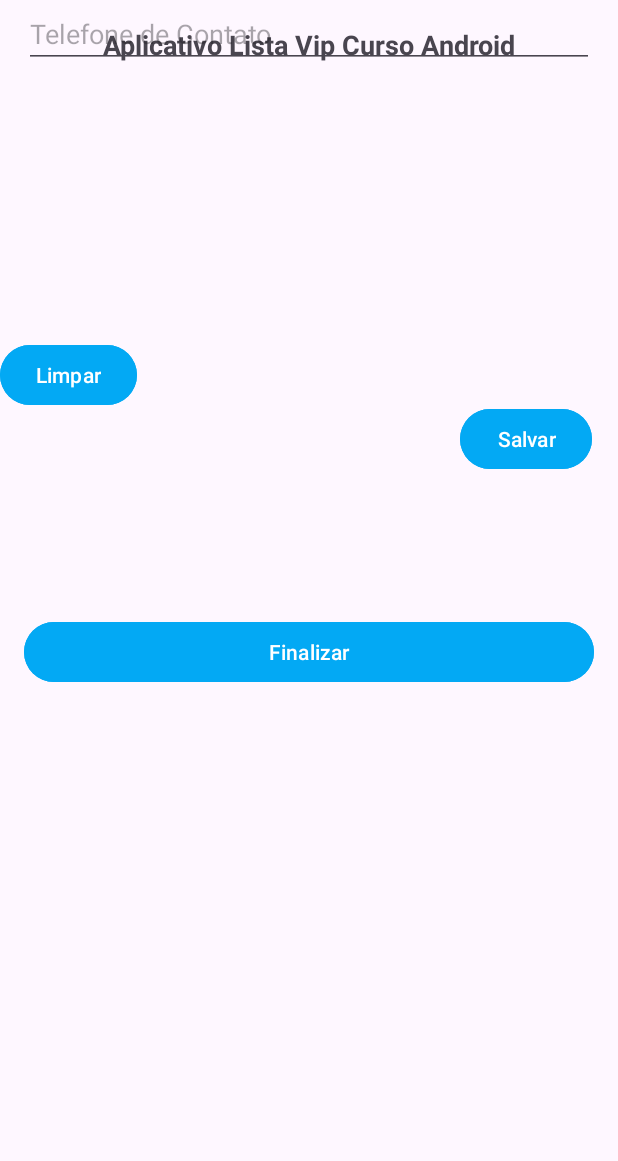
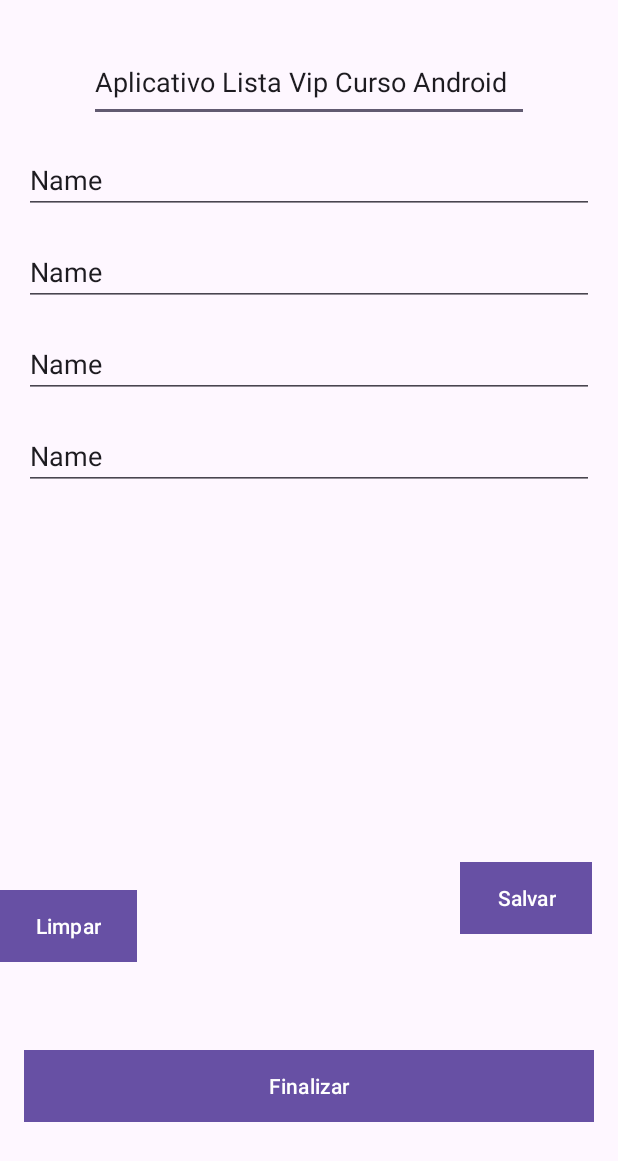
Before and after one commit to EDDIECARVALHO/Curso-Desenvolvimento-Android-, an Android app: the screen it shows after launch (MainActivity), on a phone screen of 412 x 824 dp. Shown: the top 1161 px of the screen. Run offline under Robolectric (Android 15) with nearby library versions, the phone set to English and light mode, and no system bars.

Commit message:
Criar o layout do aplicativo Customização

```diff
--- a/app/src/main/res/layout/activity_main.xml
+++ b/app/src/main/res/layout/activity_main.xml
@@ -4,117 +4,119 @@
     xmlns:tools="http://schemas.android.com/tools"
     android:layout_width="match_parent"
     android:layout_height="match_parent"
-    tools:context=".MainActivity">
+    tools:context=".MainActivity"
+    tools:layout_editor_absoluteX="10dp"
+    tools:layout_editor_absoluteY="97dp">
 
-    <TextView
-        android:id="@+id/txtTitulo"
-        android:layout_width="wrap_content"
-        android:layout_height="wrap_content"
-        android:text="@string/txt_titulo"
-        android:textSize="18sp"
-        android:textStyle="bold"
+
+
+
+    <EditText
+        android:id="@+id/editTextText5"
+        android:layout_width="293dp"
+        android:layout_height="53dp"
+        android:ems="10"
+        android:inputType="text"
+        android:text="Aplicativo Lista Vip Curso Android"
         app:layout_constraintBottom_toBottomOf="parent"
         app:layout_constraintEnd_toEndOf="parent"
         app:layout_constraintStart_toStartOf="parent"
         app:layout_constraintTop_toTopOf="parent"
-        app:layout_constraintVertical_bias="0.022" />
+        app:layout_constraintVertical_bias="0.036" />
 
     <EditText
-        android:id="@+id/editPrimeiroNome"
-        android:layout_width="match_parent"
-        android:layout_height="48dp"
-        android:layout_margin="16dp"
-        android:ems="10"
-        android:hint="@string/txt_hint_edit_primeiro_nome"
-        android:inputType="text"
-
-        app:layout_constraintBottom_toTopOf="@+id/editTextText2"
-        app:layout_constraintEnd_toEndOf="parent"
-        app:layout_constraintStart_toStartOf="parent"
-        app:layout_constraintTop_toBottomOf="@+id/txtTitulo"
-        app:layout_constraintVertical_bias="0.816"
-        app:layout_marginBaseline="200dp" />
-
-    <EditText
-        android:id="@+id/editTextText2"
+        android:id="@+id/editTextText6"
         android:layout_width="match_parent"
         android:layout_height="wrap_content"
         android:layout_margin="16dp"
-        android:layout_marginBottom="60dp"
+        android:layout_marginTop="120dp"
         android:ems="10"
-        android:hint="@string/txt_hint_edit_sobrenome"
+        android:hint="Primeiro Nome"
         android:inputType="text"
-
-        app:layout_constraintBottom_toTopOf="@+id/editPrimeiroNome"
+        android:text="Name"
         app:layout_constraintEnd_toEndOf="parent"
+        app:layout_constraintHorizontal_bias="0.812"
         app:layout_constraintStart_toStartOf="parent"
-        app:layout_marginBaseline="200dp" />
+        app:layout_constraintTop_toBottomOf="@+id/editTextText5" />
 
     <EditText
-        android:id="@+id/editSobreNome"
-        android:layout_width="match_parent"
-        android:layout_height="48dp"
-        android:layout_margin="16dp"
-        android:ems="10"
-        android:hint="@string/txt_hint_edit_nome_do_curso_desejado"
-        android:inputType="text"
-
-        app:layout_constraintBottom_toTopOf="@+id/editTextText2"
-        app:layout_constraintEnd_toEndOf="parent"
-        app:layout_constraintStart_toStartOf="parent"
-        app:layout_marginBaseline="200dp" />
-
-    <EditText
-        android:id="@+id/editTextText4"
+        android:id="@+id/editTextText7"
         android:layout_width="match_parent"
         android:layout_height="wrap_content"
         android:layout_margin="16dp"
         android:ems="10"
-        android:hint="@string/txt_hint_edit_telefone_de_contato"
+        android:hint="Sobrenome"
         android:inputType="text"
-
+        android:text="Name"
         app:layout_constraintEnd_toEndOf="parent"
         app:layout_constraintStart_toStartOf="parent"
-        app:layout_marginBaseline="200dp"
-        tools:layout_editor_absoluteY="327dp"
-        tools:ignore="MissingConstraints" />
+        app:layout_constraintTop_toBottomOf="@+id/editTextText6" />
+
+    <EditText
+        android:id="@+id/editTextText8"
+        android:layout_width="match_parent"
+        android:layout_height="wrap_content"
+        android:layout_margin="16dp"
+        android:ems="10"
+        android:hint="Nome do Curso Desejado"
+        android:inputType="text"
+        android:text="Name"
+        app:layout_constraintEnd_toEndOf="parent"
+        app:layout_constraintStart_toStartOf="parent"
+        app:layout_constraintTop_toBottomOf="@+id/editTextText7" />
+
+    <EditText
+        android:id="@+id/editTextText9"
+        android:layout_width="match_parent"
+        android:layout_height="wrap_content"
+        android:layout_margin="16dp"
+        android:layout_marginTop="80dp"
+        android:ems="10"
+        android:hint="Telefone de Contato"
+        android:inputType="text"
+        android:text="Name"
+        app:layout_constraintEnd_toEndOf="parent"
+        app:layout_constraintHorizontal_bias="0.812"
+        app:layout_constraintStart_toStartOf="parent"
+        app:layout_constraintTop_toBottomOf="@+id/editTextText8" />
 
     <Button
         android:id="@+id/button"
         android:layout_width="wrap_content"
         android:layout_height="wrap_content"
-        android:layout_marginTop="44dp"
-        android:backgroundTint="@color/corBotoes"
-        android:text="@string/txt_button_limpar"
+        android:layout_marginBottom="24dp"
+        android:background="@color/corBotoes"
+        android:text="Limpar"
         app:layout_constraintBottom_toTopOf="@+id/button3"
-        app:layout_constraintStart_toStartOf="parent"
-        app:layout_constraintTop_toBottomOf="@+id/editTextText4" />
+        app:layout_constraintTop_toBottomOf="@+id/editTextText9"
+        app:layout_constraintVertical_bias="0.885"
+        tools:layout_editor_absoluteX="26dp" />
 
     <Button
         android:id="@+id/button2"
         android:layout_width="wrap_content"
         android:layout_height="wrap_content"
-        android:layout_marginStart="204dp"
-        android:backgroundTint="@color/corBotoes"
-        android:text="@string/txt_button_salvar"
+        android:layout_marginBottom="24dp"
+        android:background="@color/corBotoes"
+        android:text="Salvar"
         app:layout_constraintBottom_toTopOf="@+id/button3"
         app:layout_constraintEnd_toEndOf="parent"
-        app:layout_constraintHorizontal_bias="0.384"
+        app:layout_constraintHorizontal_bias="0.925"
         app:layout_constraintStart_toEndOf="@+id/button"
-        app:layout_constraintTop_toBottomOf="@+id/editTextText4"
-        app:layout_constraintVertical_bias="0.703" />
+        app:layout_constraintTop_toBottomOf="@+id/editTextText9"
+        app:layout_constraintVertical_bias="0.823" />
 
     <Button
         android:id="@+id/button3"
         android:layout_width="match_parent"
         android:layout_height="wrap_content"
         android:layout_margin="16dp"
-        android:layout_marginBottom="168dp"
-        android:backgroundTint="@color/corBotoes"
-        android:text="@string/txt_button_finalizar"
+        android:layout_marginBottom="124dp"
+        android:background="@color/corBotoes"
+        android:text="Finalizar"
         app:layout_constraintBottom_toBottomOf="parent"
         app:layout_constraintEnd_toEndOf="parent"
         app:layout_constraintStart_toStartOf="parent"
-        app:layout_constraintTop_toBottomOf="@+id/editTextText4" />
-
+        app:layout_constraintTop_toBottomOf="@+id/editTextText9"
+        app:layout_constraintVertical_bias="0.857" />
 </androidx.constraintlayout.widget.ConstraintLayout>
--- a/app/src/main/res/values/colors.xml
+++ b/app/src/main/res/values/colors.xml
@@ -2,5 +2,5 @@
 <resources>
     <color name="black">#FF000000</color>
     <color name="white">#FFFFFFFF</color>
-    <color name="corBotoes">#03A9F4</color>
+    <color name="corBotoes">#60AED1</color>
 </resources>
--- a/app/src/main/res/values/strings.xml
+++ b/app/src/main/res/values/strings.xml
@@ -2,7 +2,7 @@
     <string name="app_name">AppListaCurso</string>
     <string name="txt_titulo">Aplicativo Lista Vip Curso Android</string>
     <string name="txt_hint_edit_primeiro_nome">Primeiro Nome</string>
-    <string name="txt_hint_edit_sobrenome">SobreNome</string>
+    <string name="txt_hint_edit_sobrenome">editTextText2</string>
     <string name="txt_hint_edit_nome_do_curso_desejado">Nome do Curso Desejado</string>
     <string name="txt_hint_edit_telefone_de_contato">Telefone de Contato</string>
     <string name="txt_button_limpar">Limpar</string>
```
